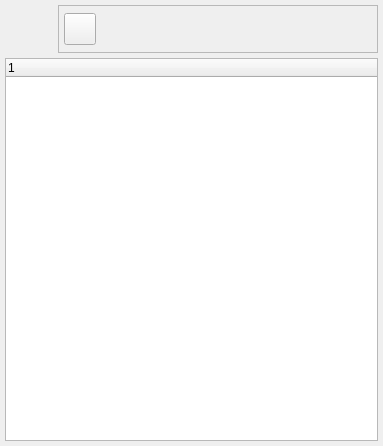
Before: the Qt Designer form bulmages/bulmacont/src/bbloqfechabase.ui in eboladev/Bulmages-1, drawn with Qt 5.
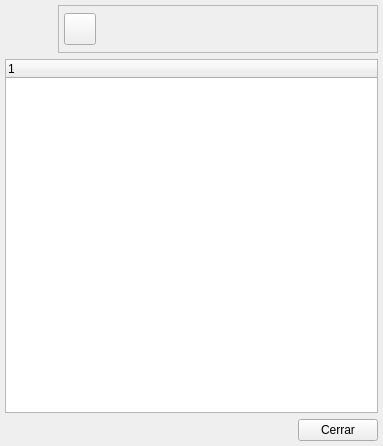
After: the same form once the commit is applied. Icons and pictures are not drawn.

Diff of the .ui file:
```diff
--- a/bulmages/bulmacont/src/bbloqfechabase.ui
+++ b/bulmages/bulmacont/src/bbloqfechabase.ui
@@ -19,7 +19,13 @@
    <property name="margin" >
     <number>5</number>
    </property>
-   <property name="spacing" >
+   <property name="topMargin" >
+    <number>5</number>
+   </property>
+   <property name="rightMargin" >
+    <number>5</number>
+   </property>
+   <property name="bottomMargin" >
     <number>5</number>
    </property>
    <item>
@@ -128,7 +134,55 @@
     </layout>
    </item>
    <item>
-    <widget class="QTreeWidget" name="mui_treeWidget" />
+    <widget class="QTreeWidget" name="mui_treeWidget" >
+     <column>
+      <property name="text" >
+       <string>1</string>
+      </property>
+     </column>
+    </widget>
+   </item>
+   <item>
+    <layout class="QHBoxLayout" >
+     <property name="spacing" >
+      <number>0</number>
+     </property>
+     <property name="leftMargin" >
+      <number>0</number>
+     </property>
+     <property name="topMargin" >
+      <number>0</number>
+     </property>
+     <property name="rightMargin" >
+      <number>0</number>
+     </property>
+     <property name="bottomMargin" >
+      <number>0</number>
+     </property>
+     <item>
+      <spacer>
+       <property name="orientation" >
+        <enum>Qt::Horizontal</enum>
+       </property>
+       <property name="sizeType" >
+        <enum>QSizePolicy::Expanding</enum>
+       </property>
+       <property name="sizeHint" >
+        <size>
+         <width>191</width>
+         <height>21</height>
+        </size>
+       </property>
+      </spacer>
+     </item>
+     <item>
+      <widget class="QPushButton" name="pushButton2" >
+       <property name="text" >
+        <string>Cerrar</string>
+       </property>
+      </widget>
+     </item>
+    </layout>
    </item>
   </layout>
  </widget>
```
Left out of the diff: 55 changed lines with no effect on the pictures.
